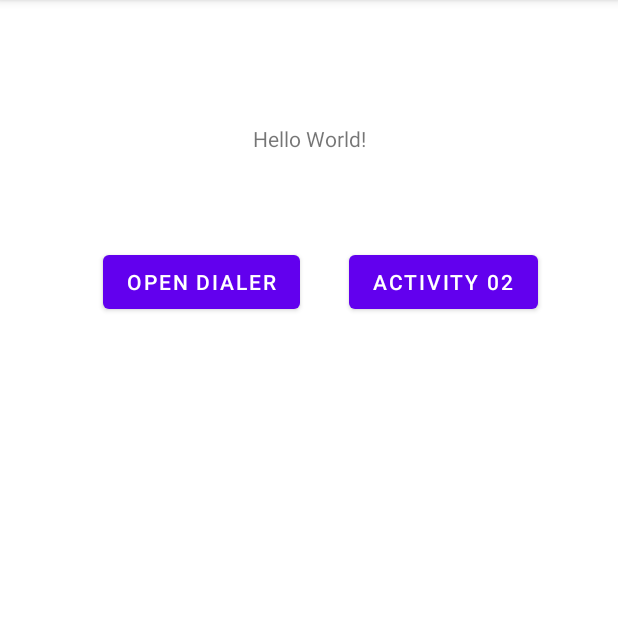
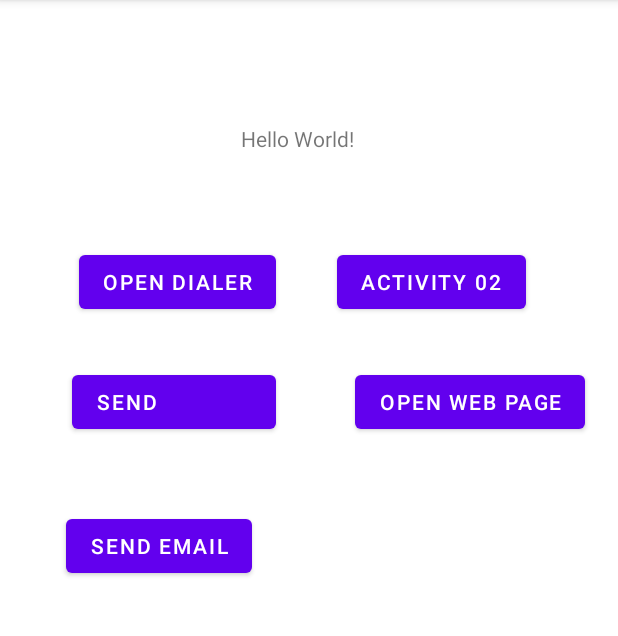
Before and after one commit to SyedAliAwais449/Practice, an Android app: the screen it shows after launch (MainActivity), on a phone screen of 412 x 824 dp, the part 84-720 px from its top. Run offline under Robolectric (Android 15) with nearby library versions, the phone set to English and light mode, and no system bars.

Commit message:
Activity Life Cycle

```diff
--- a/Application_02/app/src/main/res/layout/activity_main.xml
+++ b/Application_02/app/src/main/res/layout/activity_main.xml
@@ -4,6 +4,8 @@
     xmlns:tools="http://schemas.android.com/tools"
     android:layout_width="match_parent"
     android:layout_height="match_parent"
+    android:paddingRight="16dp"
+    android:textAlignment="center"
     tools:context=".MainActivity">
 
     <TextView
@@ -38,4 +40,39 @@
         app:layout_constraintBaseline_toBaselineOf="@+id/button"
         app:layout_constraintStart_toStartOf="@+id/textView" />
 
+    <Button
+        android:id="@+id/button4"
+        android:layout_width="wrap_content"
+        android:layout_height="wrap_content"
+        android:layout_marginTop="32dp"
+        android:layout_marginEnd="212dp"
+        android:onClick="onClick"
+        android:paddingRight="80dp"
+        android:text="SEND"
+        android:textAlignment="center"
+        app:layout_constraintEnd_toEndOf="parent"
+        app:layout_constraintTop_toBottomOf="@+id/button" />
+
+    <Button
+        android:id="@+id/button5"
+        android:layout_width="wrap_content"
+        android:layout_height="wrap_content"
+        android:layout_marginStart="12dp"
+        android:layout_marginTop="32dp"
+        android:onClick="onClick"
+        android:text="Open Web Page"
+        app:layout_constraintStart_toStartOf="@+id/button2"
+        app:layout_constraintTop_toBottomOf="@+id/button2" />
+
+    <Button
+        android:id="@+id/button6"
+        android:layout_width="wrap_content"
+        android:layout_height="wrap_content"
+        android:layout_marginStart="44dp"
+        android:layout_marginTop="48dp"
+        android:onClick="onClick"
+        android:text="Send email"
+        app:layout_constraintStart_toStartOf="parent"
+        app:layout_constraintTop_toBottomOf="@+id/button4" />
+
 </androidx.constraintlayout.widget.ConstraintLayout>
```
Also changed, not shown: Application_02/app/src/main/java/com/example/practice_02/MainActivity.java (+52 -3 lines), Application_02/app/src/main/java/com/example/practice_02/MainActivity2.java (+27 -0 lines).
